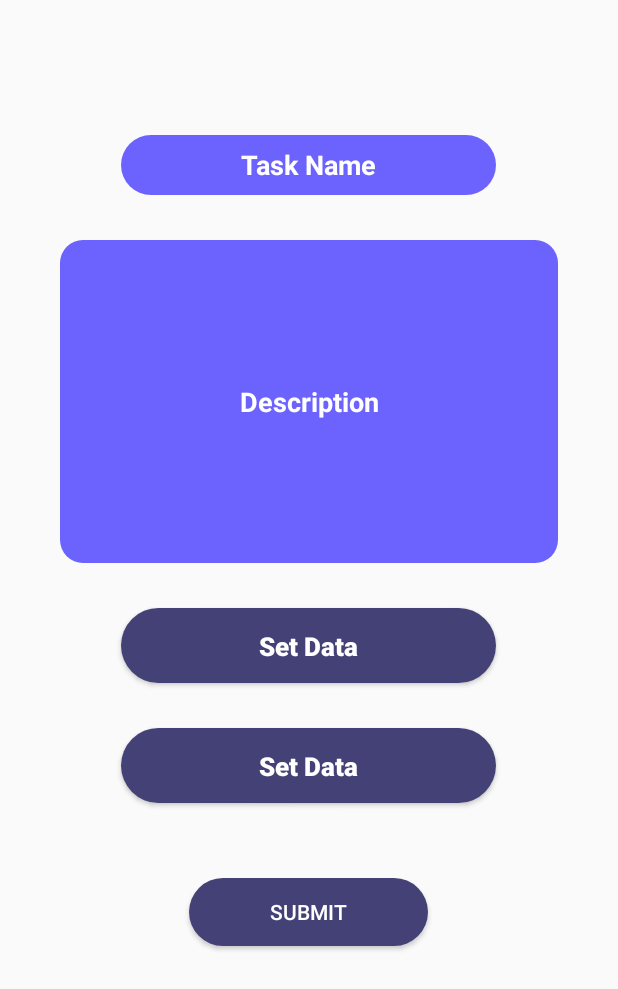
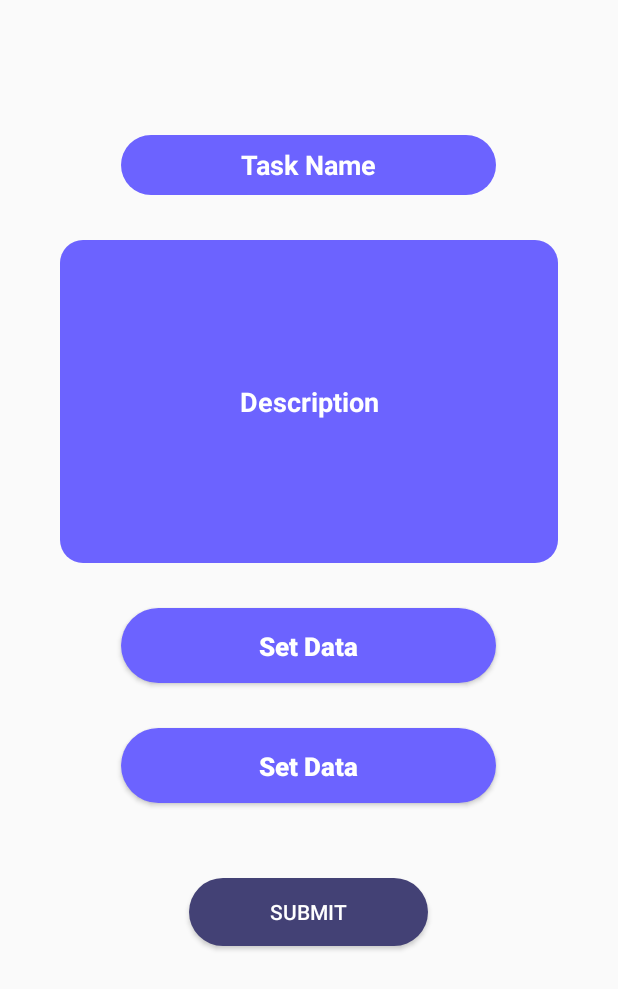
Before and after one commit to salemawad/Mahami_app, an Android app: the screen it shows after launch (New_Task), on a phone screen of 412 x 824 dp. Shown: the top 989 px of the screen. Run offline under Robolectric (Android 15) with nearby library versions, the phone set to English and light mode, and no system bars; Roboto replaces fonts that are not available here.

```diff
--- a/app/src/main/res/layout/activity_new__task.xml
+++ b/app/src/main/res/layout/activity_new__task.xml
@@ -32,6 +32,7 @@
         android:gravity="center"
         android:hint="@string/description"
         android:textColorHint="@color/white"
+        android:textColor="@color/white"
         android:textStyle="bold"/>
 
     <Button
@@ -40,7 +41,7 @@
         android:layout_height="50sp"
         android:layout_gravity="center"
         android:layout_marginTop="30sp"
-        android:background="@drawable/login_btn_background"
+        android:background="@drawable/edite_text"
         android:gravity="center_horizontal"
         android:hint="@string/set_data"
         android:paddingTop="13dp"
@@ -56,7 +57,7 @@
         android:layout_height="50sp"
         android:layout_gravity="center"
         android:layout_marginTop="30sp"
-        android:background="@drawable/login_btn_background"
+        android:background="@drawable/edite_text"
         android:gravity="center_horizontal"
         android:hint="@string/set_data"
         android:paddingTop="13dp"
```
